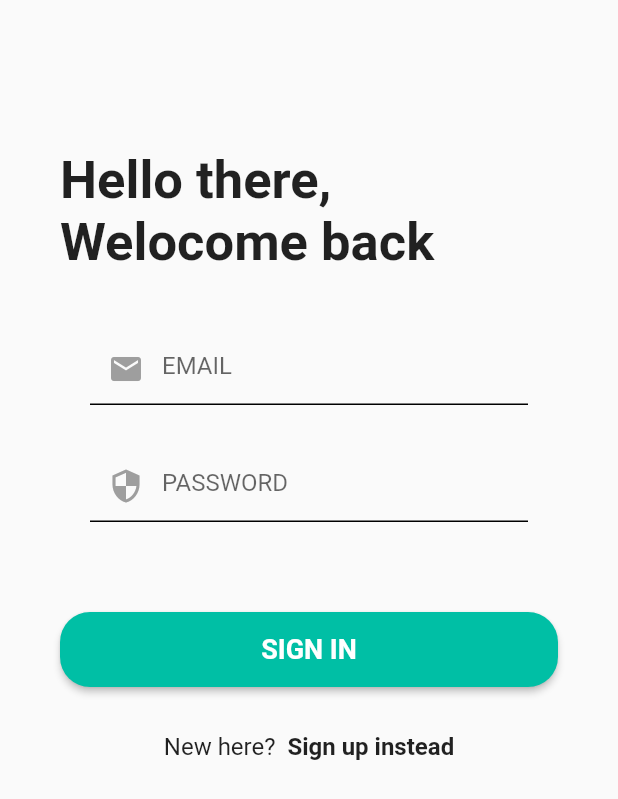
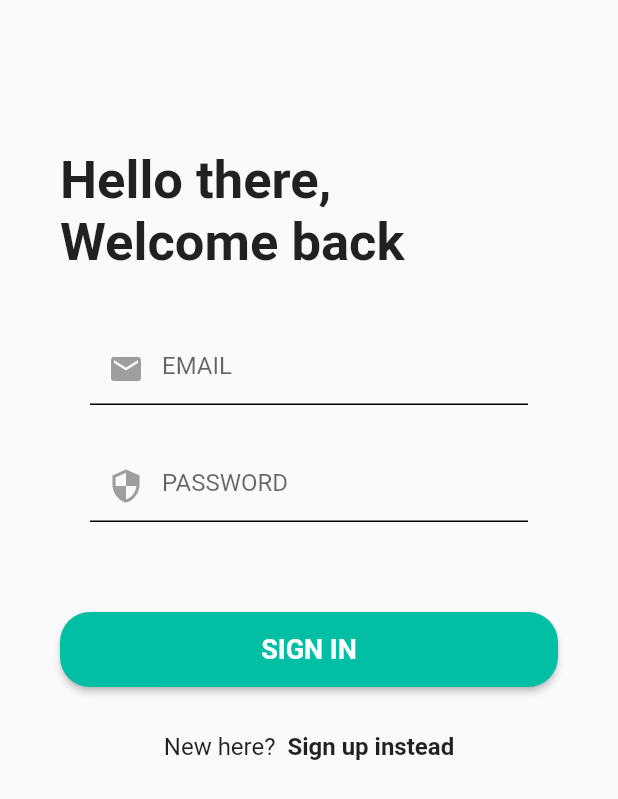
Before and after one commit to Eyepan/notime_github, a Flutter app: the Login screen opened directly, on a phone screen of 412 x 824 dp. Shown: the top 799 px of the screen. Run offline on Flutter 3.47's test engine with Material 2 defaults, Android fonts, the phone set to English and light mode, and no system bars; our stand-ins replace cloud_firestore, firebase_auth, firebase_core, get; accounts and stored records are empty; statements that could not run were skipped.

Commit message:
fixed typo

```diff
--- a/lib/screens/auth/login.dart
+++ b/lib/screens/auth/login.dart
@@ -25,7 +25,7 @@ class Login extends StatelessWidget {
                 crossAxisAlignment: CrossAxisAlignment.stretch,
                 children: <Widget>[
                   Text(
-                    'Hello there,\nWelocome back',
+                    'Hello there,\nWelcome back',
                     style: TextStyle(
                       fontSize: 35,
                       fontWeight: FontWeight.bold,
```
